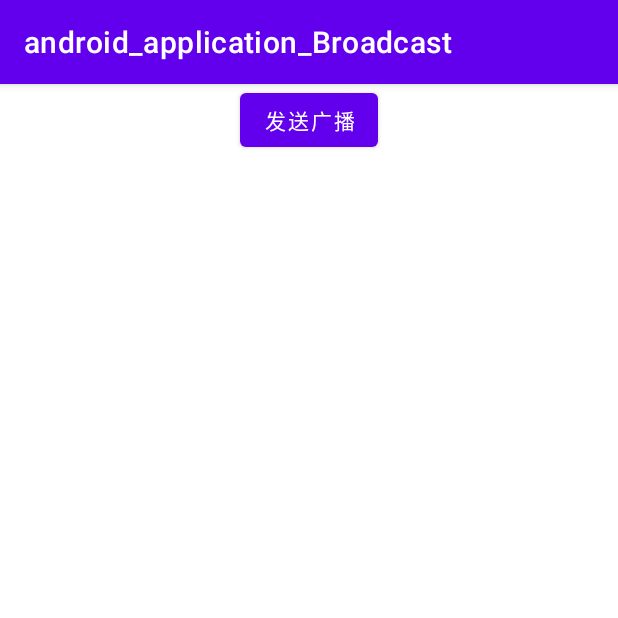
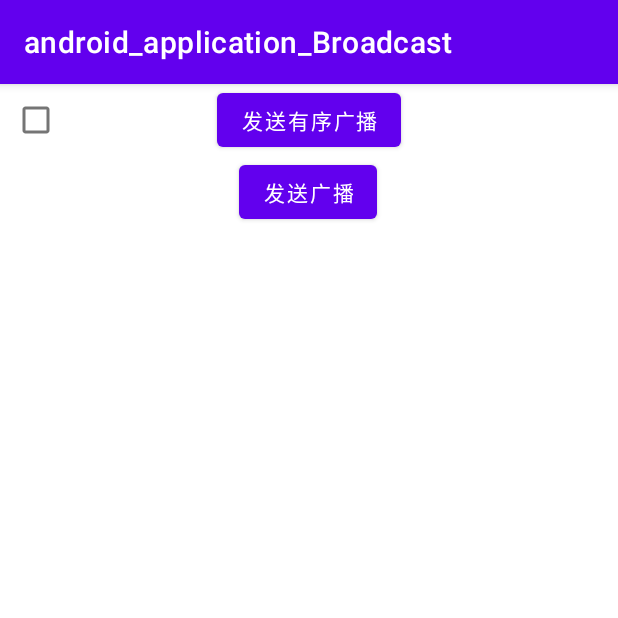
Before and after one commit to maomao124/android_application_Broadcast, an Android app: the screen it shows after launch (MainActivity), on a phone screen of 412 x 824 dp, the top half of it. Run offline under Robolectric (Android 15) with nearby library versions, the phone set to English and light mode, and no system bars.

Commit message:
android_application_Broadcast

```diff
--- a/app/src/main/java/mao/android_application_broadcast/MainActivity.java
+++ b/app/src/main/java/mao/android_application_broadcast/MainActivity.java
@@ -9,6 +9,8 @@ import android.content.Intent;
 import android.content.IntentFilter;
 import android.os.Bundle;
 import android.view.View;
+import android.widget.CheckBox;
+import android.widget.Switch;
 import android.widget.TextView;
 
 import java.util.Date;
@@ -18,6 +20,7 @@ public class MainActivity extends AppCompatActivity
 
     private TextView textView;
     private MyReceiver receiver;
+    private CheckBox checkBox;
 
     @Override
     protected void onCreate(Bundle savedInstanceState)
@@ -27,6 +30,8 @@ public class MainActivity extends AppCompatActivity
 
         textView = findViewById(R.id.TextView);
 
+        checkBox = findViewById(R.id.CheckBox);
+
         findViewById(R.id.Button1).setOnClickListener(new View.OnClickListener()
         {
             @Override
@@ -34,6 +39,16 @@ public class MainActivity extends AppCompatActivity
             {
                 Intent intent = new Intent("mao.android_application_broadcast.b");
                 sendBroadcast(intent);
+            }
+        });
+
+        findViewById(R.id.Button2).setOnClickListener(new View.OnClickListener()
+        {
+            @Override
+            public void onClick(View v)
+            {
+                Intent intent = new Intent("mao.android_application_broadcast.b2");
+                sendOrderedBroadcast(intent, null);
             }
         });
     }
@@ -59,6 +74,49 @@ public class MainActivity extends AppCompatActivity
     }
 
 
+    private class OrderAReceiver extends BroadcastReceiver
+    {
+
+        @SuppressLint("SetTextI18n")
+        @Override
+        public void onReceive(Context context, Intent intent)
+        {
+            if (intent == null)
+            {
+                return;
+            }
+            if (!intent.getAction().equals("mao.android_application_broadcast.b2"))
+            {
+                return;
+            }
+            textView.setText(textView.getText() + "\n" + new Date().getTime() + ":接收器A收到广播");
+            if (checkBox.isChecked())
+            {
+                abortBroadcast();
+            }
+        }
+    }
+
+    private class OrderBReceiver extends BroadcastReceiver
+    {
+
+        @SuppressLint("SetTextI18n")
+        @Override
+        public void onReceive(Context context, Intent intent)
+        {
+            if (intent == null)
+            {
+                return;
+            }
+            if (!intent.getAction().equals("mao.android_application_broadcast.b2"))
+            {
+                return;
+            }
+            textView.setText(textView.getText() + "\n" + new Date().getTime() + ":接收器B收到广播");
+        }
+    }
+
+
     @Override
     protected void onStart()
     {
@@ -66,6 +124,18 @@ public class MainActivity extends AppCompatActivity
         receiver = new MyReceiver();
         IntentFilter filter = new IntentFilter("mao.android_application_broadcast.b");
         registerReceiver(receiver, filter);
+
+        OrderAReceiver orderAReceiver = new OrderAReceiver();
+        OrderBReceiver orderBReceiver = new OrderBReceiver();
+
+        IntentFilter intentFilterA = new IntentFilter("mao.android_application_broadcast.b2");
+        intentFilterA.setPriority(2);
+        IntentFilter intentFilterB = new IntentFilter("mao.android_application_broadcast.b2");
+        intentFilterB.setPriority(1);
+
+        registerReceiver(orderAReceiver, intentFilterA);
+        registerReceiver(orderBReceiver, intentFilterB);
+
     }
 
     @Override
--- a/app/src/main/res/layout/activity_main.xml
+++ b/app/src/main/res/layout/activity_main.xml
@@ -12,8 +12,18 @@
             android:layout_height="wrap_content"
             android:text="发送广播"
             app:layout_constraintEnd_toEndOf="parent"
+            app:layout_constraintStart_toStartOf="parent"
+            app:layout_constraintHorizontal_bias="0.498"
+            app:layout_constraintTop_toBottomOf="@+id/Button2" />
+
+
+    <Button
+            android:id="@+id/Button2"
+            android:layout_width="wrap_content"
+            android:layout_height="wrap_content"
+            android:text="发送有序广播"
+            app:layout_constraintEnd_toEndOf="parent"
             app:layout_constraintStart_toStartOf="parent" />
-
 
     <TextView
             android:id="@+id/TextView"
@@ -23,4 +33,11 @@
             app:layout_constraintEnd_toEndOf="parent"
             app:layout_constraintStart_toStartOf="parent" />
 
+
+
+    <CheckBox
+            android:id="@+id/CheckBox"
+            android:layout_width="wrap_content"
+            android:layout_height="wrap_content" />
+
 </androidx.constraintlayout.widget.ConstraintLayout>
```
